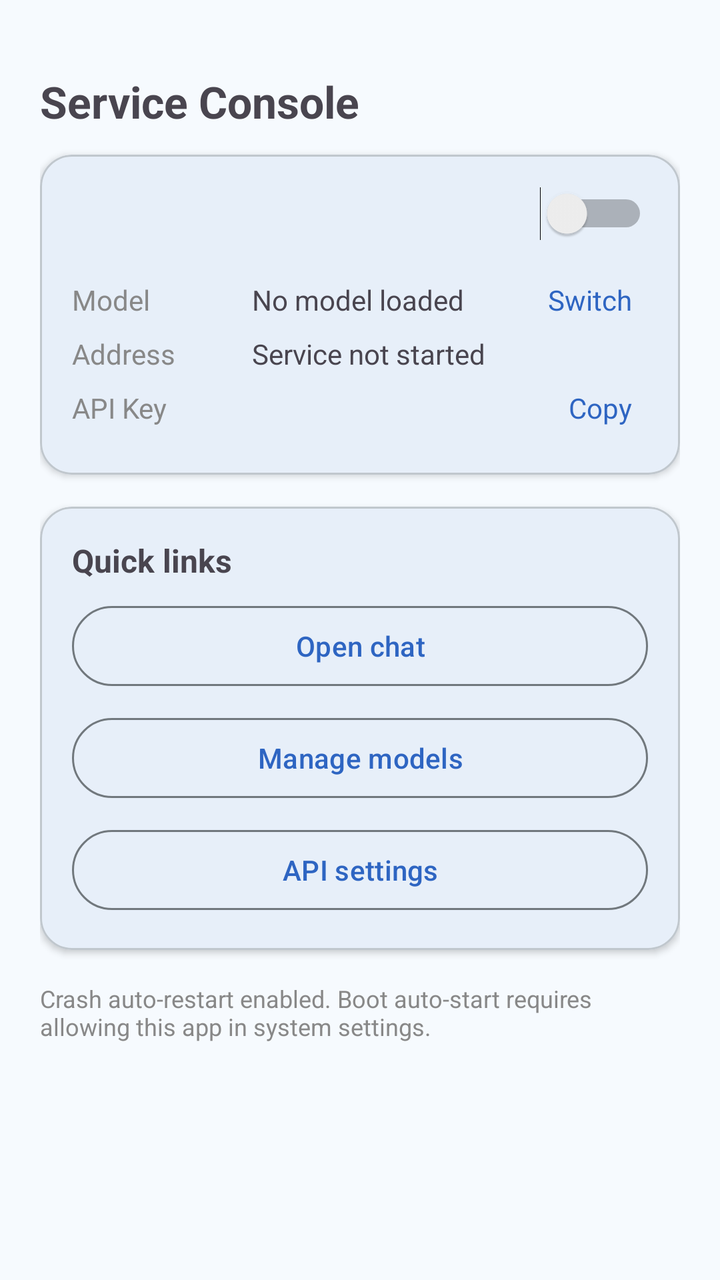
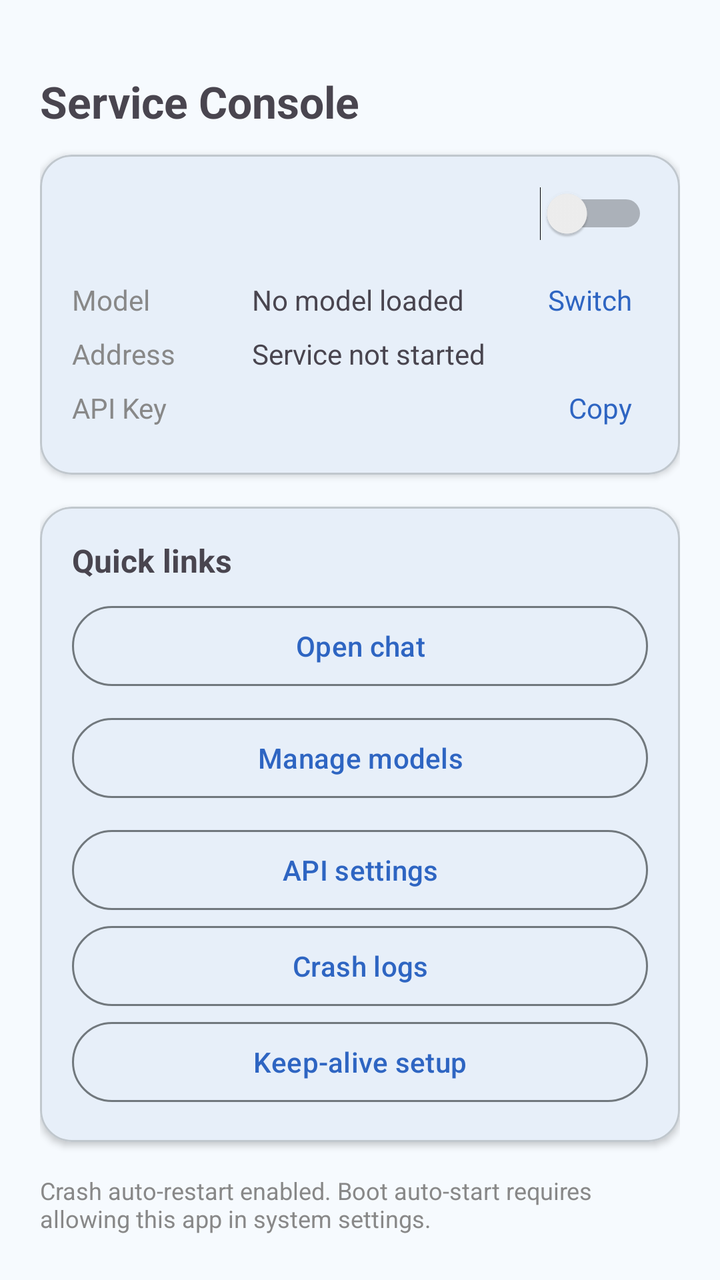

Two renders of the same Android screen: before a commit and after it. Below are the layout's source before the change and the commit's diff.
<!-- AndroidManifest.xml: application theme AppTheme -->
<!-- res/layout/activity_service_console.xml -->
<?xml version="1.0" encoding="utf-8"?>
<LinearLayout xmlns:android="http://schemas.android.com/apk/res/android"
    xmlns:app="http://schemas.android.com/apk/res-auto"
    android:layout_width="match_parent"
    android:layout_height="match_parent"
    android:orientation="vertical"
    android:paddingLeft="20dp"
    android:paddingTop="36dp"
    android:paddingRight="20dp"
    android:paddingBottom="20dp">

    <TextView
        android:layout_width="wrap_content"
        android:layout_height="wrap_content"
        android:text="@string/console_title"
        android:textSize="22sp"
        android:textStyle="bold"
        android:paddingBottom="12dp" />

    <com.google.android.material.card.MaterialCardView
        android:layout_width="match_parent"
        android:layout_height="wrap_content"
        app:cardCornerRadius="16dp"
        app:cardElevation="2dp"
        android:layout_marginBottom="16dp">

        <LinearLayout
            android:layout_width="match_parent"
            android:layout_height="wrap_content"
            android:orientation="vertical"
            android:padding="16dp">

            <LinearLayout
                android:layout_width="match_parent"
                android:layout_height="wrap_content"
                android:orientation="horizontal"
                android:gravity="center_vertical">

                <TextView
                    android:id="@+id/text_service_status"
                    android:layout_width="0dp"
                    android:layout_height="wrap_content"
                    android:layout_weight="1"
                    android:textSize="18sp"
                    android:textStyle="bold" />

                <Switch
                    android:id="@+id/switch_service"
                    android:layout_width="wrap_content"
                    android:layout_height="wrap_content" />
            </LinearLayout>

            <LinearLayout
                android:id="@+id/layout_model_row"
                android:layout_width="match_parent"
                android:layout_height="wrap_content"
                android:orientation="horizontal"
                android:paddingTop="12dp"
                android:clickable="true"
                android:focusable="true">

                <TextView
                    android:layout_width="90dp"
                    android:layout_height="wrap_content"
                    android:text="@string/console_label_model"
                    android:textColor="#888888" />

                <TextView
                    android:id="@+id/text_model_name"
                    android:layout_width="0dp"
                    android:layout_height="wrap_content"
                    android:layout_weight="1"
                    android:text="@string/console_no_model" />

                <TextView
                    android:id="@+id/button_switch_model"
                    android:layout_width="wrap_content"
                    android:layout_height="wrap_content"
                    android:padding="8dp"
                    android:text="@string/console_switch"
                    android:textColor="?attr/colorPrimary" />
            </LinearLayout>

            <LinearLayout
                android:layout_width="match_parent"
                android:layout_height="wrap_content"
                android:orientation="horizontal">

                <TextView
                    android:layout_width="90dp"
                    android:layout_height="wrap_content"
                    android:text="@string/console_label_address"
                    android:textColor="#888888" />

                <TextView
                    android:id="@+id/text_address"
                    android:layout_width="0dp"
                    android:layout_height="wrap_content"
                    android:layout_weight="1"
                    android:text="@string/console_service_not_started" />
            </LinearLayout>

            <LinearLayout
                android:layout_width="match_parent"
                android:layout_height="wrap_content"
                android:orientation="horizontal"
                android:gravity="center_vertical">

                <TextView
                    android:layout_width="90dp"
                    android:layout_height="wrap_content"
                    android:text="@string/console_label_api_key"
                    android:textColor="#888888" />

                <TextView
                    android:id="@+id/text_api_key"
                    android:layout_width="0dp"
                    android:layout_height="wrap_content"
                    android:layout_weight="1"
                    android:maxLines="1"
                    android:ellipsize="middle" />

                <TextView
                    android:id="@+id/button_copy_key"
                    android:layout_width="wrap_content"
                    android:layout_height="wrap_content"
                    android:padding="8dp"
                    android:text="@string/console_copy"
                    android:textColor="?attr/colorPrimary" />
            </LinearLayout>
        </LinearLayout>
    </com.google.android.material.card.MaterialCardView>

    <com.google.android.material.card.MaterialCardView
        android:layout_width="match_parent"
        android:layout_height="wrap_content"
        app:cardCornerRadius="16dp"
        app:cardElevation="2dp"
        android:layout_marginBottom="16dp">

        <LinearLayout
            android:layout_width="match_parent"
            android:layout_height="wrap_content"
            android:orientation="vertical"
            android:padding="16dp">

            <TextView
                android:layout_width="wrap_content"
                android:layout_height="wrap_content"
                android:text="@string/console_quick_links"
                android:textSize="16sp"
                android:textStyle="bold"
                android:paddingBottom="8dp" />

            <com.google.android.material.button.MaterialButton
                android:id="@+id/button_chat"
                style="@style/Widget.Material3.Button.OutlinedButton"
                android:layout_width="match_parent"
                android:layout_height="wrap_content"
                android:text="@string/console_enter_chat"
                android:layout_marginBottom="8dp" />

            <com.google.android.material.button.MaterialButton
                android:id="@+id/button_models"
                style="@style/Widget.Material3.Button.OutlinedButton"
                android:layout_width="match_parent"
                android:layout_height="wrap_content"
                android:text="@string/console_manage_models"
                android:layout_marginBottom="8dp" />

            <com.google.android.material.button.MaterialButton
                android:id="@+id/button_api_settings"
                style="@style/Widget.Material3.Button.OutlinedButton"
                android:layout_width="match_parent"
                android:layout_height="wrap_content"
                android:text="@string/console_api_settings" />
        </LinearLayout>
    </com.google.android.material.card.MaterialCardView>

    <TextView
        android:layout_width="match_parent"
        android:layout_height="wrap_content"
        android:text="@string/console_keepalive_hint"
        android:textSize="12sp"
        android:textColor="#888888" />
</LinearLayout>
<!-- resources referenced by this layout -->
<resources>
  <string name="console_api_settings">API settings</string>
  <string name="console_copy">Copy</string>
  <string name="console_enter_chat">Open chat</string>
  <string name="console_keepalive_hint">Crash auto-restart enabled. Boot auto-start requires allowing this app in system settings.</string>
  <string name="console_label_address">Address</string>
  <string name="console_label_api_key">API Key</string>
  <string name="console_label_model">Model</string>
  <string name="console_manage_models">Manage models</string>
  <string name="console_no_model">No model loaded</string>
  <string name="console_quick_links">Quick links</string>
  <string name="console_service_not_started">Service not started</string>
  <string name="console_switch">Switch</string>
  <string name="console_title">Service Console</string>
  <color name="md_theme_primary">#2E65C2</color>
  <color name="md_theme_onPrimary">#FFFFFF</color>
  <color name="md_theme_primaryContainer">#e8f0fe</color>
  <color name="md_theme_onPrimaryContainer">#2f4578</color>
  <color name="md_theme_secondary">#4D616C</color>
  <color name="md_theme_onSecondary">#FFFFFF</color>
  <color name="md_theme_secondaryContainer">#D1E6F3</color>
  <color name="md_theme_onSecondaryContainer">#364954</color>
  <color name="md_theme_tertiary">#5F5A7D</color>
  <color name="md_theme_onTertiary">#FFFFFF</color>
  <color name="md_theme_tertiaryContainer">#E5DEFF</color>
  <color name="md_theme_onTertiaryContainer">#474364</color>
  <color name="md_theme_error">#BA1A1A</color>
  <color name="md_theme_onError">#FFFFFF</color>
  <color name="md_theme_errorContainer">#FFDAD6</color>
  <color name="md_theme_onErrorContainer">#93000A</color>
  <color name="md_theme_surface">#F6FAFE</color>
  <color name="md_theme_onBackground">#171C1F</color>
  <color name="md_theme_onSurface">#171C1F</color>
  <color name="md_theme_surfaceVariant">#DCE3E9</color>
  <color name="md_theme_onSurfaceVariant">#40484C</color>
  <color name="md_theme_outline">#71787D</color>
  <color name="md_theme_outlineVariant">#C0C7CD</color>
  <color name="md_theme_inverseSurface">#2C3134</color>
  <color name="md_theme_inverseOnSurface">#EDF1F5</color>
  <color name="md_theme_inversePrimary">#8ECFF2</color>
  <color name="md_theme_primaryFixed">#C1E8FF</color>
  <color name="md_theme_onPrimaryFixed">#001E2B</color>
  <color name="md_theme_primaryFixedDim">#8ECFF2</color>
  <color name="md_theme_onPrimaryFixedVariant">#004D67</color>
  <color name="md_theme_secondaryFixed">#D1E6F3</color>
  <color name="md_theme_onSecondaryFixed">#091E28</color>
  <color name="md_theme_secondaryFixedDim">#B5C9D7</color>
  <color name="md_theme_onSecondaryFixedVariant">#364954</color>
  <color name="md_theme_tertiaryFixed">#E5DEFF</color>
  <color name="md_theme_onTertiaryFixed">#1B1736</color>
  <color name="md_theme_tertiaryFixedDim">#C8C2EA</color>
  <color name="md_theme_onTertiaryFixedVariant">#474364</color>
  <color name="md_theme_surfaceDim">#D6DADE</color>
  <color name="md_theme_surfaceBright">#F6FAFE</color>
  <color name="md_theme_surfaceContainerLowest">#FFFFFF</color>
  <color name="md_theme_surfaceContainerLow">#F0F4F8</color>
  <color name="md_theme_surfaceContainer">#EAEEF2</color>
  <color name="md_theme_surfaceContainerHigh">#E5E9ED</color>
  <color name="md_theme_surfaceContainerHighest">#DFE3E7</color>
  <color name="colorCustomColor1">#166683</color>
  <color name="colorOnCustomColor1">#FFFFFF</color>
  <color name="colorCustomColor1Container">#C0E8FF</color>
  <color name="colorOnCustomColor1Container">#004D66</color>
  <color name="accentColor">#4252B6</color>
  <style name="Widget.App.ProgressPieView" parent="">
          <item name="pie_fillColor">?attr/pieFillColor</item>
          <item name="pie_ringColor">?attr/pieRingColor</item>
          <item name="pie_ringWidth">2dp</item>
      </style>
  <!-- unchanged entries left out for length: 1 -->
</resources>

<!-- the commit's change to res/layout/activity_service_console.xml (unified diff, before → after) -->
@@ -174,6 +174,20 @@
                 android:layout_width="match_parent"
                 android:layout_height="wrap_content"
                 android:text="@string/console_api_settings" />
+
+            <com.google.android.material.button.MaterialButton
+                android:id="@+id/button_crash_logs"
+                style="@style/Widget.Material3.Button.OutlinedButton"
+                android:layout_width="match_parent"
+                android:layout_height="wrap_content"
+                android:text="@string/console_crash_logs" />
+
+            <com.google.android.material.button.MaterialButton
+                android:id="@+id/button_keep_alive"
+                style="@style/Widget.Material3.Button.OutlinedButton"
+                android:layout_width="match_parent"
+                android:layout_height="wrap_content"
+                android:text="@string/console_keepalive_settings" />
         </LinearLayout>
     </com.google.android.material.card.MaterialCardView>
 
<!-- resource entries referenced after the edit -->
@@ -2,8 +2,10 @@
 <resources>
   <string name="console_api_settings">API settings</string>
   <string name="console_copy">Copy</string>
+  <string name="console_crash_logs">Crash logs</string>
   <string name="console_enter_chat">Open chat</string>
   <string name="console_keepalive_hint">Crash auto-restart enabled. Boot auto-start requires allowing this app in system settings.</string>
+  <string name="console_keepalive_settings">Keep-alive setup</string>
   <string name="console_label_address">Address</string>
   <string name="console_label_api_key">API Key</string>
   <string name="console_label_model">Model</string>
